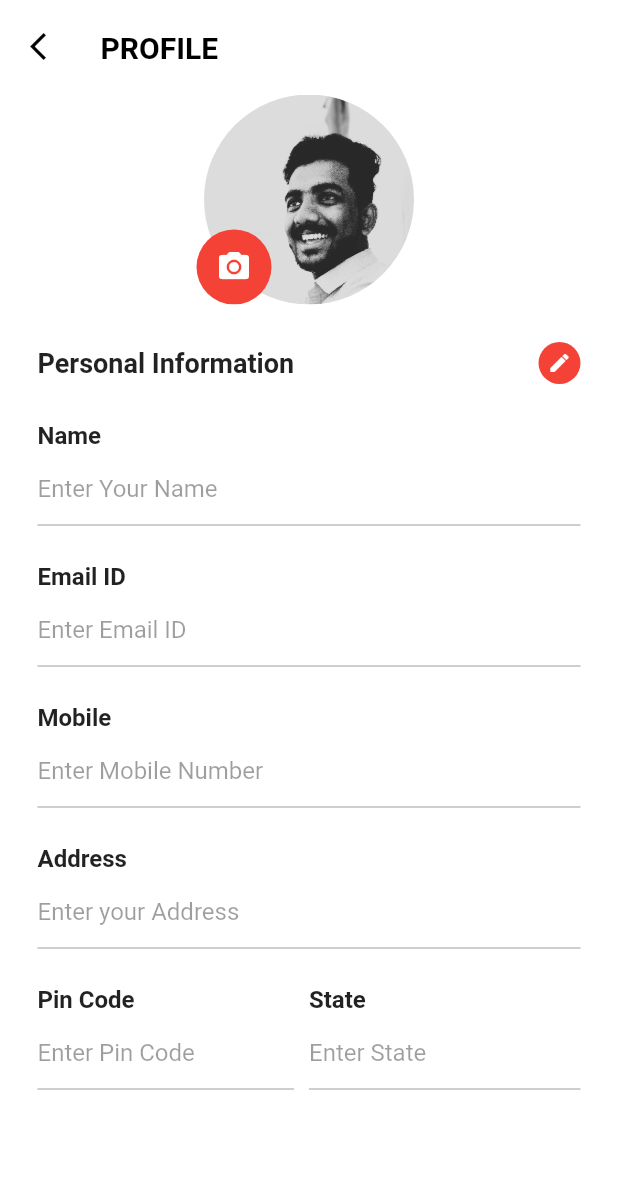
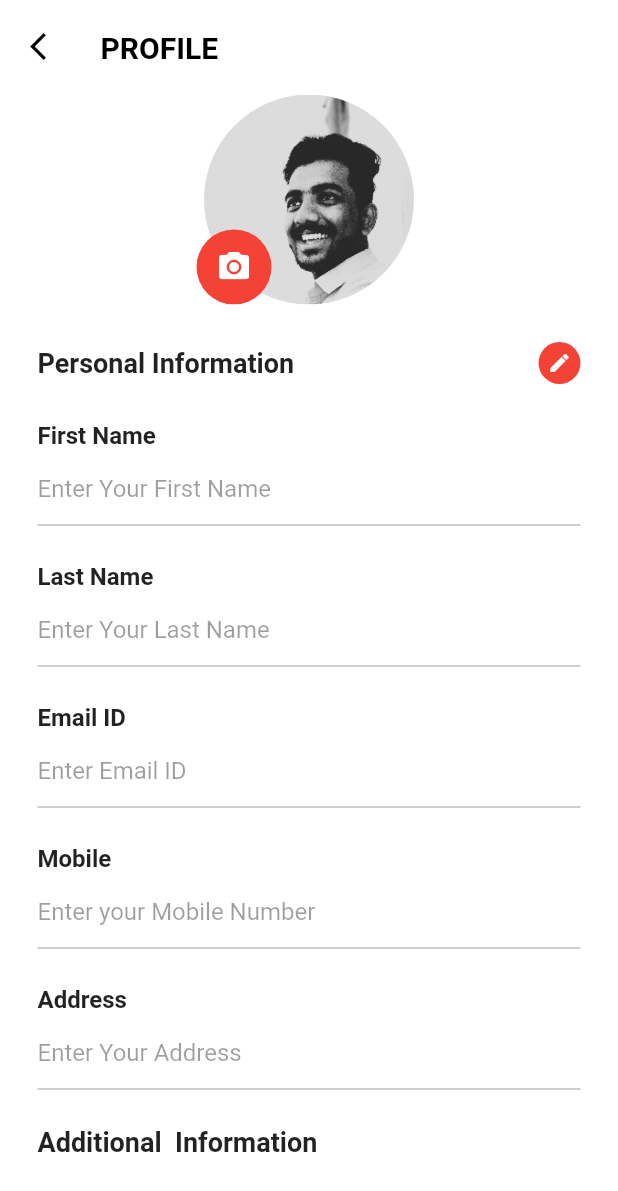
Before and after one commit to Julienjthomas/Customers-login_berus-app, a Flutter app: the ProfilePage screen opened directly, on a phone screen of 412 x 824 dp. Shown: the top 1191 px of the screen. Run offline on Flutter 3.47's test engine with Material 2 defaults, Android fonts, the light colour scheme and no system bars; our stand-ins replace flutter_svg; Roboto replaces fonts that are missing (sans-serif-light).

```diff
--- a/lib/profile_page.dart
+++ b/lib/profile_page.dart
@@ -1,3 +1,5 @@
+import 'dart:ui';
+
 import 'package:flutter/material.dart';
 import 'package:flutter/cupertino.dart';
 
@@ -11,12 +13,7 @@ class MapScreenState extends State<ProfilePage>
   bool _status = true;
   final FocusNode myFocusNode = FocusNode();
 
-  @override
-  void initState() {
-    // TODO: implement initState
-    super.initState();
-  }
-
+  String selectedGender;
   @override
   Widget build(BuildContext context) {
     return Scaffold(
@@ -27,7 +24,6 @@ class MapScreenState extends State<ProfilePage>
           Flex(
             mainAxisSize: MainAxisSize.min,
             direction: Axis.vertical,
-
             children: <Widget>[
               Flexible(
                 fit: FlexFit.loose,
@@ -129,10 +125,21 @@ class MapScreenState extends State<ProfilePage>
                               )
                             ],
                           )),
+                      AddField(fieldName: 'First Name',),
+                      AddTextField(status: _status,hintText: 'Enter Your First Name',),
+                      AddField(fieldName: 'Last Name',),
+                      AddTextField(status: _status,hintText: 'Enter Your Last Name',),
+                      AddField(fieldName: 'Email ID'),
+                      AddTextField(status: _status,hintText: 'Enter Email ID',),
+                     AddField(fieldName: 'Mobile',),
+                      AddTextField(status: _status,hintText: 'Enter your Mobile Number',),
+                      AddField(fieldName: 'Address',),
+                      AddTextField(status: _status,hintText: 'Enter Your Address',),
                       Padding(
                           padding: EdgeInsets.only(
-                              left: 25.0, right: 25.0, top: 25.0),
+                              left: 25.0, right: 25.0, top: 25.0,bottom: 25.0),
                           child: Row(
+                            mainAxisAlignment: MainAxisAlignment.spaceBetween,
                             mainAxisSize: MainAxisSize.max,
                             children: <Widget>[
                               Column(
@@ -140,196 +147,29 @@ class MapScreenState extends State<ProfilePage>
                                 mainAxisSize: MainAxisSize.min,
                                 children: <Widget>[
                                   Text(
-                                    'Name',
+                                    'Additional  Information',
                                     style: TextStyle(
-                                        fontSize: 16.0,
+                                        fontSize: 18.0,
                                         fontWeight: FontWeight.bold),
                                   ),
                                 ],
                               ),
                             ],
                           )),
-                      Padding(
-                          padding: EdgeInsets.only(
-                              left: 25.0, right: 25.0, top: 2.0),
-                          child: Row(
-                            mainAxisSize: MainAxisSize.max,
-                            children: <Widget>[
-                              Flexible(
-                                child: TextField(
-                                  decoration: const InputDecoration(
-                                    hintText: "Enter Your Name",
-                                  ),
-                                  enabled: !_status,
-                                  autofocus: !_status,
-                                ),
-                              ),
-                            ],
-                          )),
-                      Padding(
-                          padding: EdgeInsets.only(
-                              left: 25.0, right: 25.0, top: 25.0),
-                          child: Row(
-                            mainAxisSize: MainAxisSize.max,
-                            children: <Widget>[
-                              Column(
-                                mainAxisAlignment: MainAxisAlignment.start,
-                                mainAxisSize: MainAxisSize.min,
-                                children: <Widget>[
-                                  Text(
-                                    'Email ID',
-                                    style: TextStyle(
-                                        fontSize: 16.0,
-                                        fontWeight: FontWeight.bold),
-                                  ),
-                                ],
-                              ),
-                            ],
-                          )),
-                      Padding(
-                          padding: EdgeInsets.only(
-                              left: 25.0, right: 25.0, top: 2.0),
-                          child: Row(
-                            mainAxisSize: MainAxisSize.max,
-                            children: <Widget>[
-                              Flexible(
-                                child: TextField(
-                                  decoration: const InputDecoration(
-                                      hintText: "Enter Email ID"),
-                                  enabled: !_status,
-                                ),
-                              ),
-                            ],
-                          )),
-                      Padding(
-                          padding: EdgeInsets.only(
-                              left: 25.0, right: 25.0, top: 25.0),
-                          child: Row(
-                            mainAxisSize: MainAxisSize.max,
-                            children: <Widget>[
-                              Column(
-                                mainAxisAlignment: MainAxisAlignment.start,
-                                mainAxisSize: MainAxisSize.min,
-                                children: <Widget>[
-                                  Text(
-                                    'Mobile',
-                                    style: TextStyle(
-                                        fontSize: 16.0,
-                                        fontWeight: FontWeight.bold),
-                                  ),
-                                ],
-                              ),
-                            ],
-                          )),
-                      Padding(
-                          padding: EdgeInsets.only(
-                              left: 25.0, right: 25.0, top: 2.0),
-                          child: Row(
-                            mainAxisSize: MainAxisSize.max,
-                            children: <Widget>[
-                              Flexible(
-                                child: TextField(
-                                  decoration: const InputDecoration(
-                                      hintText: "Enter Mobile Number"),
-                                  enabled: !_status,
-                                ),
-                              ),
-                            ],
-                          )),
-                      Padding(
-                          padding: EdgeInsets.only(
-                              left: 25.0, right: 25.0, top: 25.0),
-                          child: Row(
-                            mainAxisSize: MainAxisSize.max,
-                            children: <Widget>[
-                              Column(
-                                mainAxisAlignment: MainAxisAlignment.start,
-                                mainAxisSize: MainAxisSize.min,
-                                children: <Widget>[
-                                  Text(
-                                    'Address',
-                                    style: TextStyle(
-                                        fontSize: 16.0,
-                                        fontWeight: FontWeight.bold),
-                                  ),
-                                ],
-                              ),
-                            ],
-                          )),
-                      Padding(
-                          padding: EdgeInsets.only(
-                              left: 25.0, right: 25.0, top: 2.0),
-                          child: Row(
-                            mainAxisSize: MainAxisSize.max,
-                            children: <Widget>[
-                              Flexible(
-                                child: TextField(
-                                  decoration: const InputDecoration(
-                                      hintText: "Enter your Address"),
-                                  enabled: !_status,
-                                ),
-                              ),
-                            ],
-                          )),
-                      Padding(
-                          padding: EdgeInsets.only(
-                              left: 25.0, right: 25.0, top: 25.0),
-                          child: Row(
-                            mainAxisSize: MainAxisSize.max,
-                            mainAxisAlignment: MainAxisAlignment.start,
-                            children: <Widget>[
-                              Expanded(
-                                child: Container(
-                                  child: Text(
-                                    'Pin Code',
-                                    style: TextStyle(
-                                        fontSize: 16.0,
-                                        fontWeight: FontWeight.bold),
-                                  ),
-                                ),
-                                flex: 2,
-                              ),
-                              Expanded(
-                                child: Container(
-                                  child: Text(
-                                    'State',
-                                    style: TextStyle(
-                                        fontSize: 16.0,
-                                        fontWeight: FontWeight.bold),
-                                  ),
-                                ),
-                                flex: 2,
-                              ),
-                            ],
-                          )),
-                      Padding(
-                          padding: EdgeInsets.only(
-                              left: 25.0, right: 25.0, top: 2.0),
-                          child: Row(
-                            mainAxisSize: MainAxisSize.max,
-                            mainAxisAlignment: MainAxisAlignment.start,
-                            children: <Widget>[
-                              Flexible(
-                                child: Padding(
-                                  padding: EdgeInsets.only(right: 10.0),
-                                  child: TextField(
-                                    decoration: const InputDecoration(
-                                        hintText: "Enter Pin Code"),
-                                    enabled: !_status,
-                                  ),
-                                ),
-                                flex: 2,
-                              ),
-                              Flexible(
-                                child: TextField(
-                                  decoration: const InputDecoration(
-                                      hintText: "Enter State"),
-                                  enabled: !_status,
-                                ),
-                                flex: 2,
-                              ),
-                            ],
-                          )),
+                      AddField(fieldName: 'House Name'),
+                      AddTextField(hintText: 'Enter house name', status: _status),
+                      AddField(fieldName: 'Locality'),
+                      AddTextField(hintText: 'Enter Locality Name', status: _status),
+                      AddField(fieldName: 'City'),
+                      AddTextField(hintText: 'Enter your city', status: _status),
+                      AddField(fieldName: 'District'),
+                      AddTextField(hintText: 'Enter district name', status: _status),
+                      AddField(fieldName: 'State'),
+                      AddTextField(hintText: 'Enter State name', status: _status),
+                      AddField(fieldName: 'Pincode'),
+                      AddTextField(hintText: 'Enter your pincode', status: _status),
+                      AddField(fieldName: 'Alternate Number'),
+                      AddTextField(hintText: 'Enter Alternate Number', status: _status),
                       !_status ? _getActionButtons() : Container(),
                     ],
                   ),
@@ -342,12 +182,6 @@ class MapScreenState extends State<ProfilePage>
     ));
   }
 
-  @override
-  void dispose() {
-    // Clean up the controller when the Widget is disposed
-    myFocusNode.dispose();
-    super.dispose();
-  }
 
   Widget _getActionButtons() {
     return Padding(
@@ -420,3 +254,58 @@ class MapScreenState extends State<ProfilePage>
     );
   }
 }
+
+class AddTextField extends StatelessWidget {
+  const AddTextField({
+    @required this.hintText,
+    @required this.status,
+  });
+  final bool status;
+  final String hintText;
+
+  @override
+  Widget build(BuildContext context) {
+    return Padding(
+        padding: EdgeInsets.only(left: 25.0, right: 25.0, top: 2.0),
+        child: Row(
+          mainAxisSize: MainAxisSize.max,
+          children: <Widget>[
+            Flexible(
+              child: TextField(
+                decoration: InputDecoration(
+                  hintText: hintText,
+                ),
+                enabled: !status,
+                autofocus: !status,
+              ),
+            ),
+          ],
+        ));
+  }
+}
+
+class AddField extends StatelessWidget {
+   AddField({@required this.fieldName});
+  final String fieldName;
+
+  @override
+  Widget build(BuildContext context) {
+    return Padding(
+        padding: EdgeInsets.only(left: 25.0, right: 25.0, top: 25.0),
+        child: Row(
+          mainAxisSize: MainAxisSize.max,
+          children: <Widget>[
+            Column(
+              mainAxisAlignment: MainAxisAlignment.start,
+              mainAxisSize: MainAxisSize.min,
+              children: <Widget>[
+                Text(
+                  fieldName,
+                  style: TextStyle(fontSize: 16.0, fontWeight: FontWeight.bold),
+                ),
+              ],
+            ),
+          ],
+        ));
+  }
+}
--- a/pubspec.yaml
+++ b/pubspec.yaml
@@ -27,6 +27,7 @@ dependencies:
 
   adobe_xd: ^0.1.0
 
+
 dev_dependencies:
   flutter_test:
     sdk: flutter
```
